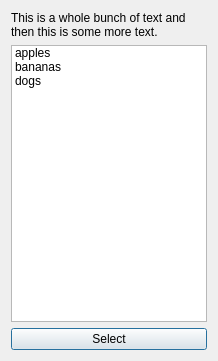
Qt form scripts/psyhive/qt/multi_select_.ui (Psyop/psyhive) before a commit.
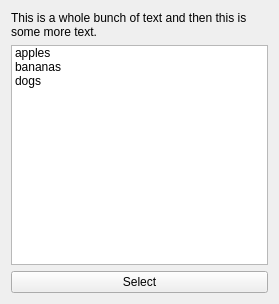
The same form after that commit. Custom widgets are drawn as their Qt base class.

Commit message: multi select: use QWidget not QDialog for stability for kcassidy deleted c++ issue | maya_psyhive: startup added reset interface settings option, psyhive: qt.reset_interface_settings added, qt.HUiDialog added save_settings option, qt.HUiDialog added handling/fixes for QWidget ui dialogs, qt.multi_select uses QWidget + don't save settings,

The edit to the form file:
```diff
--- a/scripts/psyhive/qt/multi_select_.ui
+++ b/scripts/psyhive/qt/multi_select_.ui
@@ -1,13 +1,13 @@
 <?xml version="1.0" encoding="UTF-8"?>
 <ui version="4.0">
- <class>Dialog</class>
- <widget class="QDialog" name="Dialog">
+ <class>MultiSelect</class>
+ <widget class="QWidget" name="MultiSelect">
   <property name="geometry">
    <rect>
     <x>0</x>
     <y>0</y>
-    <width>218</width>
-    <height>361</height>
+    <width>279</width>
+    <height>304</height>
    </rect>
   </property>
   <property name="windowTitle">
@@ -15,8 +15,6 @@
   </property>
   <layout class="QGridLayout" name="gridLayout">
    <item row="0" column="0">
-    <layout class="QVBoxLayout" name="verticalLayout">
-     <item>
       <widget class="QLabel" name="message">
        <property name="text">
         <string>This is a whole bunch of text and then this is some more text.</string>
@@ -26,7 +24,7 @@
        </property>
       </widget>
      </item>
-     <item>
+   <item row="1" column="0">
       <widget class="HListWidget" name="items">
        <property name="selectionMode">
         <enum>QAbstractItemView::ExtendedSelection</enum>
@@ -48,14 +46,12 @@
        </item>
       </widget>
      </item>
-     <item>
+   <item row="2" column="0">
       <widget class="QPushButton" name="select">
        <property name="text">
         <string>Select</string>
        </property>
       </widget>
-     </item>
-    </layout>
    </item>
   </layout>
  </widget>
```
Left out of the diff: 2 changed lines with no effect on the pictures. Lines whose indentation alone changed are shown as unchanged. The commit also changes 7 other files.
